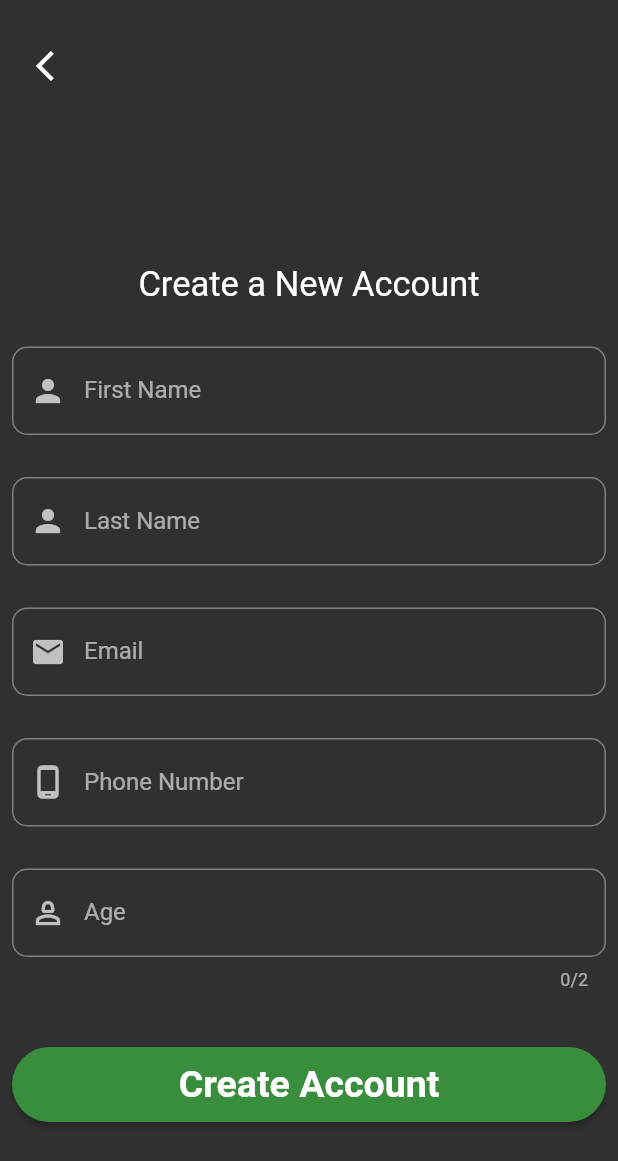
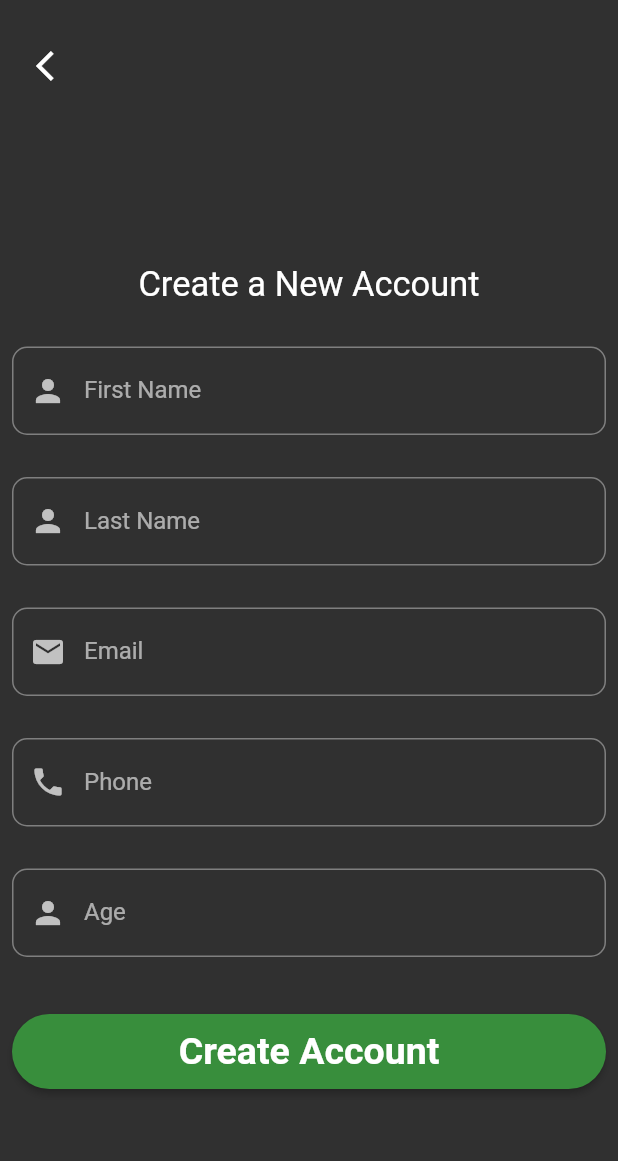
Before and after one commit to Abdulbarikt/login_page, a Flutter app: the Screen2 screen opened directly, after a tap on "Create Account", on a phone screen of 412 x 824 dp. Shown: the top 1161 px of the screen. Run offline on Flutter 3.47's test engine with Material 2 defaults, Android fonts, the phone set to English and light mode, and no system bars; our stand-ins replace google_fonts, lottie; Roboto replaces fonts that are missing (Sahitya, Sansita).

Commit message:
refactor_add

```diff
--- a/lib/Screens/Screen1.dart
+++ b/lib/Screens/Screen1.dart
@@ -1,16 +1,16 @@
 import 'package:flutter/material.dart';
 import 'package:google_fonts/google_fonts.dart';
 import 'package:login_page/Screens/Screen2.dart';
+import 'package:login_page/widgets/custom_buttons.dart';
 
 class Screen1 extends StatelessWidget {
   @override
   Widget build(BuildContext context) {
     return Scaffold(
-      body: SingleChildScrollView(
-        child: Column(
+      body: Column(
         crossAxisAlignment: CrossAxisAlignment.center,
         children: [
-            SizedBox(
+          const SizedBox(
             height: 130,
           ),
           Padding(
@@ -27,8 +27,8 @@ class Screen1 extends StatelessWidget {
             ),
           ),
           Container(
-              width: 370,
-              height: 200,
+            width: MediaQuery.of(context).size.width * 0.7,
+            height: MediaQuery.of(context).size.height * 0.3,
             decoration: const BoxDecoration(
               image: DecorationImage(
                 image: AssetImage("Assets/logo.png"),
@@ -42,32 +42,17 @@ class Screen1 extends StatelessWidget {
               fontSize: 22,
             ),
           ),
-            SizedBox(
+          const SizedBox(
             height: 130,
           ),
-            GestureDetector(
-              onTap: () {
-                Navigator.push(context,
-                    MaterialPageRoute(builder: (context) => Screen2()));
+          CustomButton(
+            text: 'Get Started',
+            ontap: () {
+              Navigator.push(
+                  context, MaterialPageRoute(builder: (context) => Screen2()));
             },
-              child: ClipRRect(
-                borderRadius: BorderRadius.circular(25),
-                child: Container(
-                  width: MediaQuery.of(context).size.width * 0.5,
-                  height: 45,
-                  child: Center(
-                      child: Text(
-                    "Get Started",
-                    style: GoogleFonts.sansita(
-                      fontSize: 25,
-                    ),
-                  )),
-                  decoration: BoxDecoration(color: Colors.green[700]),
-                ),
-              ),
           ),
         ],
-        ),
       ),
     );
   }
--- a/lib/Screens/Screen2.dart
+++ b/lib/Screens/Screen2.dart
@@ -3,10 +3,9 @@ import 'package:google_fonts/google_fonts.dart';
 import 'package:login_page/Screens/Screen1.dart';
 import 'package:login_page/Screens/create.dart';
 import 'package:login_page/Screens/sign.dart';
+import 'package:login_page/widgets/custom_buttons.dart';
 
 class Screen2 extends StatelessWidget {
-
-
   @override
   Widget build(BuildContext context) {
     return Scaffold(
@@ -55,58 +54,30 @@ class Screen2 extends StatelessWidget {
                     ),
                     textAlign: TextAlign.center,
                   )),
-              SizedBox(
+              const SizedBox(
                 height: 34,
               ),
-              GestureDetector(
-                onTap: () {
+              CustomButton(
+                text: 'Create Account',
+                ontap: () {
                   Navigator.push(context,
                       MaterialPageRoute(builder: (context) => Create()));
                 },
-                child: ClipRRect(
-                  borderRadius: BorderRadius.circular(30),
-                  child: Container(
-                    width: MediaQuery.of(context).size.width * 0.5,
-                    height: 45,
-                    child: Center(
-                      child: Text(
-                        "Create Account",
-                        style: GoogleFonts.sahitya(
-                          fontSize: 25,
-                          fontWeight: FontWeight.bold,
-                        ),
-                      ),
-                    ),
-                    decoration: BoxDecoration(color: Colors.green[700]),
-                  ),
-                ),
               ),
-              SizedBox(
+              const SizedBox(
                 height: 22,
               ),
-              GestureDetector(
-                onTap: () {
+              CustomButton(
+                text: 'Sign In',
+                ontap: () {
                   Navigator.push(context,
                       MaterialPageRoute(builder: (context) => SignIn()));
                 },
-                child: ClipRRect(
-                  borderRadius: BorderRadius.circular(30),
-                  child: Container(
-                    width: MediaQuery.of(context).size.width * 0.5,
-                    height: 45,
-                    child: Center(
-                      child: Text(
-                        "Sign in",
-                        style: GoogleFonts.sahitya(
-                          fontSize: 25,
-                          fontWeight: FontWeight.bold,
-                        ),
-                      ),
-                    ),
-                    decoration: BoxDecoration(color: Colors.green[700]),
-                  ),
-                ),
               ),
+              const SizedBox(
+                height: 22,
+              ),
+
             ],
           )
         ],
--- /dev/null
+++ b/lib/widgets/custom_buttons.dart
@@ -0,0 +1,35 @@
+import 'package:flutter/material.dart';
+import 'package:google_fonts/google_fonts.dart';
+
+class CustomButton extends StatelessWidget {
+  final String text;
+  final Function()? ontap;
+  const CustomButton({
+    super.key,
+    required this.text,
+    this.ontap,
+  });
+
+  @override
+  Widget build(BuildContext context) {
+    return GestureDetector(
+        onTap: ontap,
+
+        child: ClipRRect(
+            borderRadius: BorderRadius.circular(25),
+            child: Container(
+              width: MediaQuery.of(context).size.width * 0.5,
+              height: 45,
+              decoration: BoxDecoration(color: Colors.green[700]),
+              child: Center(
+                child: Text(
+                  text,
+                  style: GoogleFonts.sansita(
+                    fontSize: 25,
+                  ),
+
+                ),
+              ),
+            )));
+  }
+}
--- /dev/null
+++ b/lib/widgets/custom_textfield.dart
@@ -0,0 +1,27 @@
+import 'package:flutter/material.dart';
+
+class CustomTextField extends StatelessWidget {
+  final String labelText;
+  final IconData prefixIcon;
+  final String? Function(String?)? validation;
+  const CustomTextField(
+      {super.key,
+      required this.labelText,
+      required this.prefixIcon,
+      this.validation});
+
+  @override
+  Widget build(BuildContext context) {
+    return TextFormField(
+      autovalidateMode: AutovalidateMode.onUserInteraction,
+      decoration: InputDecoration(
+        prefixIcon: Icon(prefixIcon),
+        labelText: labelText,
+        border: OutlineInputBorder(
+          borderRadius: BorderRadius.circular(10.0),
+        ),
+      ),
+      validator: validation,
+    );
+  }
+}
--- a/lib/widgets/form_widgets.dart
+++ b/lib/widgets/form_widgets.dart
@@ -1,9 +1,10 @@
 import 'package:flutter/material.dart';
 import 'package:google_fonts/google_fonts.dart';
 import 'package:login_page/Screens/create_success.dart';
+import 'package:login_page/widgets/custom_textfield.dart';
 
 class FormWidget extends StatelessWidget {
-  const FormWidget({
+  const FormWidget({super.key,
     required GlobalKey<FormState> formKey,
   }) : _formKey = formKey;
 
@@ -25,16 +26,10 @@ class FormWidget extends StatelessWidget {
             ),
           ),
           SizedBox(height: 28),
-          TextFormField(
-            autovalidateMode: AutovalidateMode.onUserInteraction,
-            decoration: InputDecoration(
-              prefixIcon: const Icon(Icons.person),
-              labelText: "First Name",
-              border: OutlineInputBorder(
-                borderRadius: BorderRadius.circular(10.0),
-              ),
-            ),
-            validator: (value) {
+          CustomTextField(
+            labelText: 'First Name',
+            prefixIcon: Icons.person,
+            validation: (value) {
               if (value!.trim().isEmpty) {
                 return 'First Name is required';
               }
@@ -65,16 +60,10 @@ class FormWidget extends StatelessWidget {
             },
           ),
           SizedBox(height: 28),
-          TextFormField(
-            autovalidateMode: AutovalidateMode.onUserInteraction,
-            decoration: InputDecoration(
-              prefixIcon: Icon(Icons.email),
-              labelText: "Email",
-              border: OutlineInputBorder(
-                borderRadius: BorderRadius.circular(10.0),
-              ),
-            ),
-            validator: (value) {
+          CustomTextField(
+              labelText: 'Email',
+              prefixIcon: Icons.mail,
+              validation: (value) {
                 if (value!.trim().isEmpty) {
                   return 'Email is required';
                 }
@@ -85,20 +74,12 @@ class FormWidget extends StatelessWidget {
                 }
 
                 return null;
-            },
-          ),
+              }),
           SizedBox(height: 28),
-          TextFormField(
-            autovalidateMode: AutovalidateMode.onUserInteraction,
-            decoration: InputDecoration(
-              prefixIcon: Icon(Icons.phone_android_outlined),
-              labelText: "Phone Number",
-              border: OutlineInputBorder(
-                borderRadius: BorderRadius.circular(10.0),
-              ),
-            ),
-            keyboardType: TextInputType.phone,
-            validator: (value) {
+          CustomTextField(
+              labelText: 'Phone',
+              prefixIcon: Icons.phone,
+              validation: (value) {
                 if (value!.trim().isEmpty) {
                   return 'Phone Number is required';
                 }
@@ -109,21 +90,12 @@ class FormWidget extends StatelessWidget {
                   return 'Phone Number must be 10 digits';
                 }
                 return null;
-            },
-          ),
+              }),
           SizedBox(height: 28),
-          TextFormField(
-            maxLength: 2,
-            autovalidateMode: AutovalidateMode.onUserInteraction,
-            decoration: InputDecoration(
-              prefixIcon: Icon(Icons.person_2_outlined),
-              labelText: "Age",
-              border: OutlineInputBorder(
-                borderRadius: BorderRadius.circular(10.0),
-              ),
-            ),
-            keyboardType: TextInputType.number,
-            validator: (value) {
+          CustomTextField(
+              labelText: 'Age',
+              prefixIcon: Icons.person,
+              validation: (value) {
                 if (value!.trim().isEmpty) {
                   return 'Age is required';
                 }
@@ -132,8 +104,7 @@ class FormWidget extends StatelessWidget {
                   return 'Age must be a number and at least 18';
                 }
                 return null;
-            },
-          ),
+              }),
           SizedBox(height: 38),
           ElevatedButton(
             onPressed: () {
```
Lines whose indentation alone changed are shown as unchanged.
